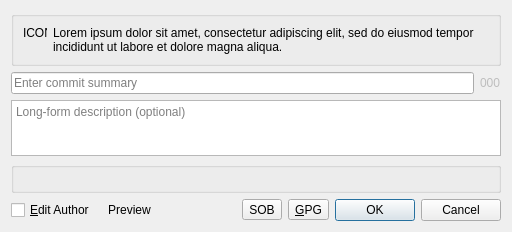
This is gitfourchette/forms/commitdialog.ui in jorio/gitfourchette as Qt 5 draws it before an edit. The edited form follows.
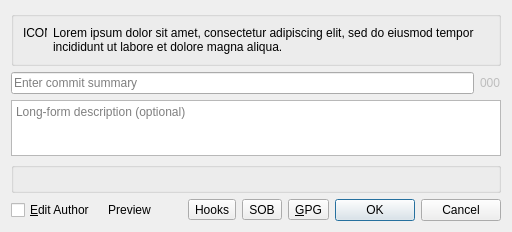
This is the edited form. Custom widgets are drawn as their Qt base class.

Commit message: CommitDialog: New button to bypass pre-commit hooks

```diff
--- a/gitfourchette/forms/commitdialog.ui
+++ b/gitfourchette/forms/commitdialog.ui
@@ -145,6 +145,13 @@
        </property>
       </spacer>
      </item>
+     <item>
+      <widget class="CommitHookButton" name="hookButton">
+       <property name="text">
+        <string notr="true">Hooks</string>
+       </property>
+      </widget>
+     </item>
      <item>
       <widget class="SignoffButton" name="signoffButton">
        <property name="text">
@@ -200,6 +207,12 @@
    <header>gitfourchette.forms.signoffbutton</header>
    <container>1</container>
   </customwidget>
+  <customwidget>
+   <class>CommitHookButton</class>
+   <extends>QToolButton</extends>
+   <header>gitfourchette.forms.commithookbutton</header>
+   <container>1</container>
+  </customwidget>
  </customwidgets>
  <tabstops>
   <tabstop>summaryEditor</tabstop>
```
The commit also changes 8 other files.
